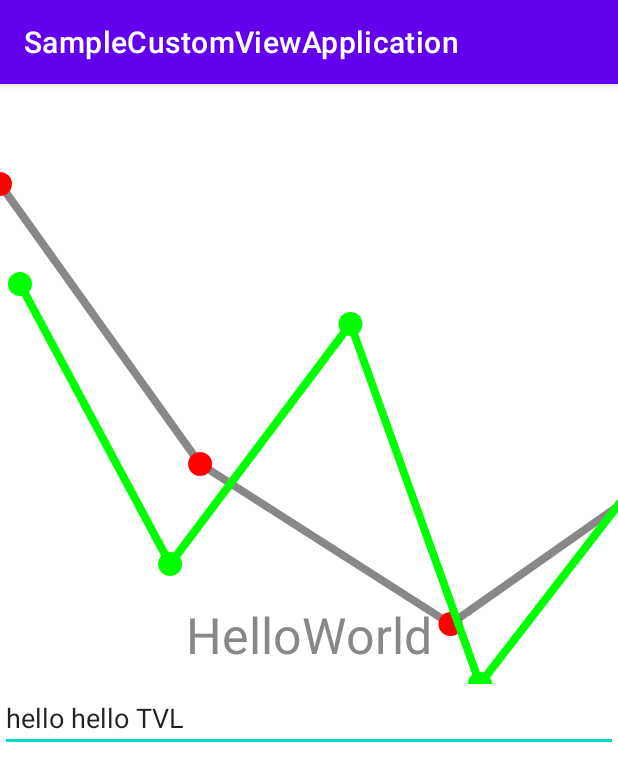
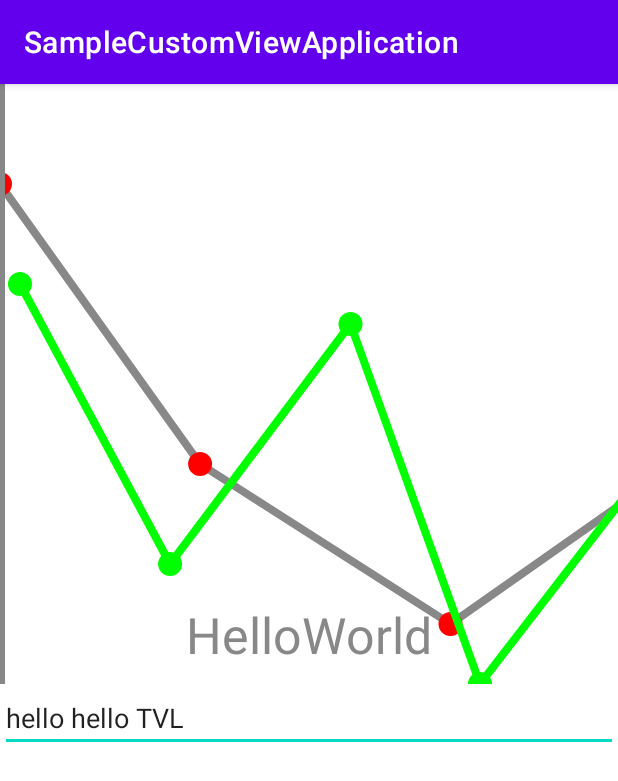
Before and after one commit to asifddlks/SampleCustomViewApplication, an Android app: the screen it shows after launch (CustomViewActivity), on a phone screen of 412 x 824 dp. Shown: the top 781 px of the screen. Run offline under Robolectric (Android 15) with nearby library versions, the phone set to English and light mode, and no system bars.

Commit message:
adds DrawingView.kt

```diff
--- a/app/src/main/java/com/asifddlks/samplecustomviewapplication/CustomViewActivity.kt
+++ b/app/src/main/java/com/asifddlks/samplecustomviewapplication/CustomViewActivity.kt
@@ -3,6 +3,9 @@ package com.asifddlks.samplecustomviewapplication
 import android.content.Intent
 import androidx.appcompat.app.AppCompatActivity
 import android.os.Bundle
+import android.util.Log
+import android.view.MotionEvent
+import android.view.View
 
 class CustomViewActivity : AppCompatActivity() {
     override fun onCreate(savedInstanceState: Bundle?) {
@@ -10,8 +13,11 @@ class CustomViewActivity : AppCompatActivity() {
         setContentView(R.layout.activity_custom_view)
 
         val customEditTextView = findViewById<CustomEditTextView>(R.id.customEditTextView)
+        val drawingView = findViewById<DrawingView>(R.id.drawingView)
 
         customEditTextView.setText("hello TVL")
 
+        //drawingView.
+
     }
 }
--- /dev/null
+++ b/app/src/main/java/com/asifddlks/samplecustomviewapplication/DrawingView.kt
@@ -0,0 +1,82 @@
+package com.asifddlks.samplecustomviewapplication
+
+import android.annotation.SuppressLint
+import android.content.Context
+import android.graphics.*
+import android.util.AttributeSet
+import android.util.Log
+import android.view.MotionEvent
+import android.view.View
+
+
+//
+// Created by Asif Ahmed on 9/6/22.
+//
+class DrawingView @JvmOverloads constructor(context: Context,
+                                             attrs: AttributeSet? = null, defStyleAttr: Int = 0)
+    : View(context, attrs, defStyleAttr) {
+
+    private val mPaint: Paint = Paint()
+    private val mPath: Path = Path()
+    var canvasHeight:Int = 0
+    var xCoordinateFromEvent = 0f
+    private var isFinished = false
+
+    init
+    {
+        mPaint.apply {
+            color = Color.GRAY
+            style = Paint.Style.STROKE
+            strokeJoin = Paint.Join.ROUND
+            strokeCap = Paint.Cap.ROUND
+            strokeWidth = 10f
+        }
+    }
+
+    // Called when the view should render its content.
+    override fun onDraw(canvas: Canvas) {
+        super.onDraw(canvas)
+        //canvas.drawPath(mPath, mPaint)
+        if(isFinished){
+            mPaint.color = Color.TRANSPARENT
+            mPaint.strokeWidth = 0f
+        }
+        else{
+            mPaint.color = Color.GRAY
+            mPaint.strokeWidth = 10f
+        }
+
+        canvas.drawLine(xCoordinateFromEvent,0f,xCoordinateFromEvent,canvas.height.toFloat(),mPaint)
+    }
+
+    @SuppressLint("ClickableViewAccessibility")
+    override fun onTouchEvent(event: MotionEvent?): Boolean
+    {
+        when(event?.action) {
+            MotionEvent.ACTION_DOWN -> {
+                Log.d(this@DrawingView.javaClass.simpleName,"MotionEvent.ACTION_DOWN")
+                //mPath.moveTo(event.x, event.y)
+
+                xCoordinateFromEvent = event.x
+                invalidate()
+            }
+            MotionEvent.ACTION_MOVE -> {
+                Log.d(this@DrawingView.javaClass.simpleName,"MotionEvent.ACTION_MOVE")
+                //mPath.moveTo(event.x, event.y)
+                //mPath.lineTo(event.x, event.y)
+                isFinished =false
+                xCoordinateFromEvent = event.x
+                invalidate()
+            }
+            MotionEvent.ACTION_UP -> {
+                Log.d(this@DrawingView.javaClass.simpleName,"MotionEvent.ACTION_UP")
+                //mPath.moveTo(event.x, event.y)
+                //mPath.lineTo(event.x, event.y)
+                isFinished = true
+                xCoordinateFromEvent = event.x
+                invalidate()
+            }
+        }
+        return true
+    }
+}
--- a/app/src/main/res/layout/activity_custom_view.xml
+++ b/app/src/main/res/layout/activity_custom_view.xml
@@ -14,6 +14,15 @@
         app:layout_constraintStart_toStartOf="parent"
         app:layout_constraintTop_toTopOf="parent" />
 
+    <com.asifddlks.samplecustomviewapplication.DrawingView
+        android:id="@+id/drawingView"
+        android:layout_width="0dp"
+        android:layout_height="0dp"
+        app:layout_constraintStart_toStartOf="@id/customView"
+        app:layout_constraintEnd_toEndOf="@id/customView"
+        app:layout_constraintTop_toTopOf="@id/customView"
+        app:layout_constraintBottom_toBottomOf="@id/customView"/>
+
     <com.asifddlks.samplecustomviewapplication.CustomEditTextView
         android:id="@+id/customEditTextView"
         android:layout_width="0dp"
```
